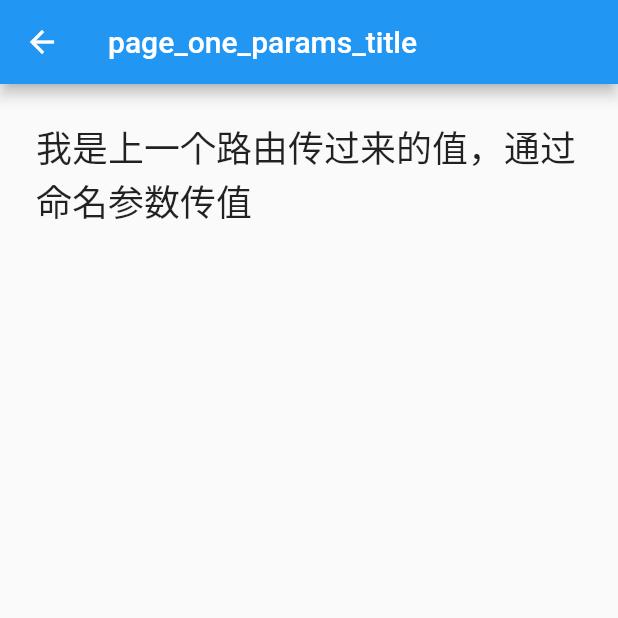
After one commit to wanglingzhi1016/first_flutter_app, a Flutter app: the screen it shows after launch, after a tap on "点击跳转到page_one_params页面（通过命名路由跳转）", on a phone screen of 412 x 824 dp, the top half of it. The commit adds this screen. Run offline on Flutter 3.47's test engine with Material 2 defaults, Android fonts, the phone set to English and light mode, and no system bars.

Commit message:
路由学习

```diff
--- /dev/null
+++ b/lib/home_page.dart
@@ -0,0 +1,87 @@
+import 'package:flutter/material.dart';
+import 'package:first_flutter_app/data_type.dart';
+import 'package:first_flutter_app/router_study/page_one.dart';
+
+class MyHomePage extends StatefulWidget {
+  const MyHomePage({Key? key, required this.title}) : super(key: key);
+
+  // This widget is the home page of your application. It is stateful, meaning
+  // that it has a State object (defined below) that contains fields that affect
+  // how it looks.
+
+  // This class is the configuration for the state. It holds the values (in this
+  // case the title) provided by the parent (in this case the App widget) and
+  // used by the build method of the State. Fields in a Widget subclass are
+  // always marked "final".
+
+  final String title;
+
+  @override
+  State<MyHomePage> createState() => _MyHomePageState();
+}
+
+class _MyHomePageState extends State<MyHomePage> {
+  int _counter = 0;
+
+  void _incrementCounter() {
+    setState(() {
+      // This call to setState tells the Flutter framework that something has
+      // changed in this State, which causes it to rerun the build method below
+      // so that the display can reflect the updated values. If we changed
+      // _counter without calling setState(), then the build method would not be
+      // called again, and so nothing would appear to happen.
+      _counter++;
+    });
+  }
+
+  @override
+  Widget build(BuildContext context) {
+    // This method is rerun every time setState is called, for instance as done
+    // by the _incrementCounter method above.
+    //
+    // The Flutter framework has been optimized to make rerunning build methods
+    // fast, so that you can just rebuild anything that needs updating rather
+    // than having to individually change instances of widgets.
+    return Scaffold(
+        appBar: AppBar(
+          // Here we take the value from the MyHomePage object that was created by
+          // the App.build method, and use it to set our appbar title.
+          title: Text(widget.title),
+        ),
+        body: Center(
+          child: Column(
+            mainAxisAlignment: MainAxisAlignment.center,
+            children: [
+              DataType(),
+              TextButton(
+                onPressed: () {
+                  // 导航到page_one路由
+                  Navigator.push(context, MaterialPageRoute(builder: (context) {
+                    return const PageOne(
+                      text: '我是上一个路由传过来的值, 跳转page_one',
+                    );
+                  }));
+                },
+                child: const Text("点击跳转到page_one页面(非命名路由跳转方式)",
+                    style: TextStyle(fontSize: 18)),
+              ),
+              TextButton(
+                  onPressed: () {
+                    // Navigator.pushNamed(context, 'page_one');
+                    Navigator.of(context).pushNamed('page_one_params',
+                        arguments: '我是上一个路由传过来的值，通过命名参数传值');
+                  },
+                  child: const Text("点击跳转到page_one_params页面（通过命名路由跳转）")),
+              TextButton(
+                onPressed: () {
+                  Navigator.pushNamed(context, 'page_two');
+                },
+                child: const Text("点击跳转到page_two页面（通过命名路由跳转）",
+                    style: TextStyle(fontSize: 16)),
+              )
+            ],
+          ),
+        ) // This trailing comma makes auto-formatting nicer for build methods.
+        );
+  }
+}
--- a/lib/main.dart
+++ b/lib/main.dart
@@ -1,6 +1,8 @@
-import 'package:first_flutter_app/data_type.dart';
+import 'package:first_flutter_app/home_page.dart';
 import 'package:first_flutter_app/router_study/page_one.dart';
 import 'package:flutter/material.dart';
+import 'router_study/page_one_params.dart';
+import 'router_study/page_two.dart';
 
 void main() {
   runApp(const MyApp());
@@ -26,77 +28,17 @@ class MyApp extends StatelessWidget {
         // is not restarted.
         primarySwatch: Colors.blue,
       ),
+      routes: {
+        'page_one': (context) => const PageOne(
+              text: '注册命名路由',
+            ),
+        'page_one_params': (context) {
+          return PageOneParams(
+              text: ModalRoute.of(context)!.settings.arguments.toString());
+        },
+        'page_two': (context) => const PageTwo()
+      },
       home: const MyHomePage(title: 'Flutter Demo Home Page'),
     );
   }
 }
-
-class MyHomePage extends StatefulWidget {
-  const MyHomePage({Key? key, required this.title}) : super(key: key);
-
-  // This widget is the home page of your application. It is stateful, meaning
-  // that it has a State object (defined below) that contains fields that affect
-  // how it looks.
-
-  // This class is the configuration for the state. It holds the values (in this
-  // case the title) provided by the parent (in this case the App widget) and
-  // used by the build method of the State. Fields in a Widget subclass are
-  // always marked "final".
-
-  final String title;
-
-  @override
-  State<MyHomePage> createState() => _MyHomePageState();
-}
-
-class _MyHomePageState extends State<MyHomePage> {
-  int _counter = 0;
-
-  void _incrementCounter() {
-    setState(() {
-      // This call to setState tells the Flutter framework that something has
-      // changed in this State, which causes it to rerun the build method below
-      // so that the display can reflect the updated values. If we changed
-      // _counter without calling setState(), then the build method would not be
-      // called again, and so nothing would appear to happen.
-      _counter++;
-    });
-  }
-
-  @override
-  Widget build(BuildContext context) {
-    // This method is rerun every time setState is called, for instance as done
-    // by the _incrementCounter method above.
-    //
-    // The Flutter framework has been optimized to make rerunning build methods
-    // fast, so that you can just rebuild anything that needs updating rather
-    // than having to individually change instances of widgets.
-    return Scaffold(
-        appBar: AppBar(
-          // Here we take the value from the MyHomePage object that was created by
-          // the App.build method, and use it to set our appbar title.
-          title: Text(widget.title),
-        ),
-        body: Center(
-          child: Column(
-            mainAxisAlignment: MainAxisAlignment.center,
-            children: [
-              DataType(),
-              TextButton(
-                onPressed: () {
-                  // 导航到page_one路由
-                  Navigator.push(context, MaterialPageRoute(builder: (context) {
-                    return const PageOne(
-                      text: '我是上一个路由传过来的值',
-                    );
-                  }));
-                },
-                child: const Text("点击跳转到page_one页面",
-                    style: TextStyle(fontSize: 24)),
-              )
-            ],
-          ),
-        ) // This trailing comma makes auto-formatting nicer for build methods.
-        );
-  }
-}
--- /dev/null
+++ b/lib/router_study/page_one_params.dart
@@ -0,0 +1,24 @@
+// 基本命名路由传值和跳转
+
+import 'package:flutter/material.dart';
+
+class PageOneParams extends StatelessWidget {
+  const PageOneParams({Key? key, required this.text}) : super(key: key);
+  final String text;
+
+  @override
+  Widget build(BuildContext context) {
+    return Scaffold(
+      appBar: AppBar(
+        title: const Text("page_one_params_title"),
+      ),
+      body: Padding(
+        padding: const EdgeInsets.all(24),
+        child: Text(
+          text,
+          style: TextStyle(fontSize: 24),
+        ),
+      ),
+    );
+  }
+}
--- a/lib/router_study/page_two.dart
+++ b/lib/router_study/page_two.dart
@@ -12,6 +12,12 @@ class PageTwo extends StatefulWidget {
 class _PageTwoState extends State<PageTwo> {
   @override
   Widget build(BuildContext context) {
-    return Container();
+    return Scaffold(
+      appBar: AppBar(title: const Text('我是page_two页面')),
+      body: const Padding(
+        padding: EdgeInsets.all(24),
+        child: Text("我是page_two页面，没有路由参数传值"),
+      ),
+    );
   }
 }
```
